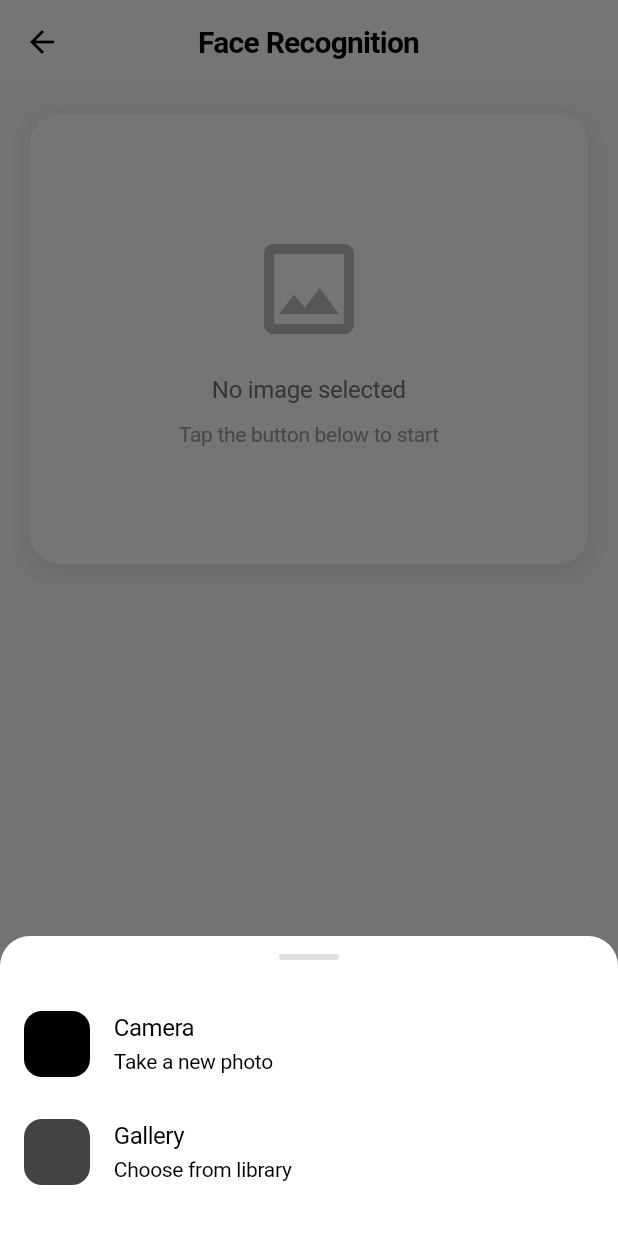
After one commit to ShahramMebashar/face-recognition-api, a Flutter app: the RecognizeScreen screen opened directly, after a tap on "Select Image", on a phone screen of 412 x 824 dp. The commit adds this screen. Run offline on Flutter 3.47's test engine with Material 3 defaults, Android fonts, the phone set to English and light mode, and no system bars; our stand-ins replace image_picker; network calls fail.

Commit message:
feat: Add face recognition functionality with image upload and processing

```diff
--- a/attendance/lib/screens/home_screen.dart
+++ b/attendance/lib/screens/home_screen.dart
@@ -8,6 +8,7 @@ import '../theme/app_theme.dart';
 import 'faces_screen.dart';
 import 'add_face_screen.dart';
 import 'live_attendance_screen.dart';
+import 'recognize_screen.dart';
 
 class HomeScreen extends StatefulWidget {
   final AttendanceApiService apiService;
@@ -130,7 +131,9 @@ class _HomeScreenState extends State<HomeScreen> {
   }
 
   Widget _buildQuickActions() {
-    return Row(
+    return Column(
+      children: [
+        Row(
           children: [
             Expanded(
               child: _QuickActionButton(
@@ -145,6 +148,17 @@ class _HomeScreenState extends State<HomeScreen> {
                 label: 'Live View',
                 icon: Icons.visibility_outlined,
                 onTap: () => _navigateToLive(),
+              ),
+            ),
+          ],
+        ),
+        const SizedBox(height: AppTheme.spacing12),
+        SizedBox(
+          width: double.infinity,
+          child: _QuickActionButton(
+            label: 'Recognize Face',
+            icon: Icons.face_retouching_natural,
+            onTap: () => _navigateToRecognize(),
           ),
         ),
       ],
@@ -272,6 +286,17 @@ class _HomeScreenState extends State<HomeScreen> {
       ),
     );
   }
+
+  void _navigateToRecognize() {
+    Navigator.push(
+      context,
+      MaterialPageRoute(
+        builder: (context) => RecognizeScreen(
+          apiBaseUrl: widget.apiService.baseUrl,
+        ),
+      ),
+    );
+  }
 }
 
 class _QuickActionButton extends StatelessWidget {
--- /dev/null
+++ b/attendance/lib/screens/recognize_screen.dart
@@ -0,0 +1,423 @@
+import 'package:flutter/material.dart';
+import 'package:image_picker/image_picker.dart';
+import 'dart:io';
+import '../services/attendance_api_service.dart';
+
+class RecognizeScreen extends StatefulWidget {
+  final String? apiBaseUrl;
+
+  const RecognizeScreen({
+    super.key,
+    this.apiBaseUrl,
+  });
+
+  @override
+  State<RecognizeScreen> createState() => _RecognizeScreenState();
+}
+
+class _RecognizeScreenState extends State<RecognizeScreen>
+    with SingleTickerProviderStateMixin {
+  final ImagePicker _picker = ImagePicker();
+  late final AttendanceApiService _apiService;
+
+  File? _selectedImage;
+  bool _isProcessing = false;
+  Map<String, dynamic>? _result;
+  late AnimationController _animationController;
+  late Animation<double> _fadeAnimation;
+
+  @override
+  void initState() {
+    super.initState();
+    final baseUrl = widget.apiBaseUrl ?? 'http://localhost:8080';
+    _apiService = AttendanceApiService(baseUrl: baseUrl);
+    _animationController = AnimationController(
+      vsync: this,
+      duration: const Duration(milliseconds: 600),
+    );
+    _fadeAnimation = Tween<double>(begin: 0.0, end: 1.0).animate(
+      CurvedAnimation(parent: _animationController, curve: Curves.easeIn),
+    );
+  }
+
+  @override
+  void dispose() {
+    _animationController.dispose();
+    _apiService.dispose();
+    super.dispose();
+  }
+
+  Future<void> _pickImage(ImageSource source) async {
+    try {
+      final XFile? image = await _picker.pickImage(
+        source: source,
+        maxWidth: 1920,
+        maxHeight: 1080,
+        imageQuality: 85,
+      );
+
+      if (image != null) {
+        setState(() {
+          _selectedImage = File(image.path);
+          _result = null;
+        });
+        _processImage();
+      }
+    } catch (e) {
+      _showErrorSnackBar('Failed to pick image: $e');
+    }
+  }
+
+  Future<void> _processImage() async {
+    if (_selectedImage == null) return;
+
+    setState(() {
+      _isProcessing = true;
+      _result = null;
+    });
+
+    try {
+      final response = await _apiService.recognizeFace(_selectedImage!.path);
+
+      setState(() {
+        _result = response;
+        _isProcessing = false;
+      });
+
+      _animationController.reset();
+      _animationController.forward();
+    } catch (e) {
+      setState(() {
+        _isProcessing = false;
+        _result = {
+          'success': false,
+          'authorized': false,
+          'message': 'Failed to process image: $e',
+        };
+      });
+      _animationController.reset();
+      _animationController.forward();
+    }
+  }
+
+  void _showErrorSnackBar(String message) {
+    ScaffoldMessenger.of(context).showSnackBar(
+      SnackBar(
+        content: Text(message),
+        backgroundColor: Colors.red.shade700,
+        behavior: SnackBarBehavior.floating,
+      ),
+    );
+  }
+
+  void _showImageSourceDialog() {
+    showModalBottomSheet(
+      context: context,
+      backgroundColor: Colors.transparent,
+      builder: (context) => Container(
+        decoration: BoxDecoration(
+          color: Theme.of(context).colorScheme.surface,
+          borderRadius: const BorderRadius.vertical(top: Radius.circular(20)),
+        ),
+        child: SafeArea(
+          child: Column(
+            mainAxisSize: MainAxisSize.min,
+            children: [
+              const SizedBox(height: 12),
+              Container(
+                width: 40,
+                height: 4,
+                decoration: BoxDecoration(
+                  color: Colors.grey.shade300,
+                  borderRadius: BorderRadius.circular(2),
+                ),
+              ),
+              const SizedBox(height: 20),
+              ListTile(
+                leading: Container(
+                  padding: const EdgeInsets.all(10),
+                  decoration: BoxDecoration(
+                    color: Theme.of(context).colorScheme.primaryContainer,
+                    borderRadius: BorderRadius.circular(12),
+                  ),
+                  child: Icon(
+                    Icons.camera_alt,
+                    color: Theme.of(context).colorScheme.primary,
+                  ),
+                ),
+                title: const Text('Camera'),
+                subtitle: const Text('Take a new photo'),
+                onTap: () {
+                  Navigator.pop(context);
+                  _pickImage(ImageSource.camera);
+                },
+              ),
+              ListTile(
+                leading: Container(
+                  padding: const EdgeInsets.all(10),
+                  decoration: BoxDecoration(
+                    color: Theme.of(context).colorScheme.secondaryContainer,
+                    borderRadius: BorderRadius.circular(12),
+                  ),
+                  child: Icon(
+                    Icons.photo_library,
+                    color: Theme.of(context).colorScheme.secondary,
+                  ),
+                ),
+                title: const Text('Gallery'),
+                subtitle: const Text('Choose from library'),
+                onTap: () {
+                  Navigator.pop(context);
+                  _pickImage(ImageSource.gallery);
+                },
+              ),
+              const SizedBox(height: 20),
+            ],
+          ),
+        ),
+      ),
+    );
+  }
+
+  @override
+  Widget build(BuildContext context) {
+    return Scaffold(
+      appBar: AppBar(
+        title: const Text('Face Recognition'),
+        centerTitle: true,
+      ),
+      body: SingleChildScrollView(
+        child: Column(
+          children: [
+            // Image Preview Section
+            Container(
+              margin: const EdgeInsets.all(20),
+              decoration: BoxDecoration(
+                color: Theme.of(context).colorScheme.surfaceContainerHighest,
+                borderRadius: BorderRadius.circular(20),
+                boxShadow: [
+                  BoxShadow(
+                    color: Colors.black.withOpacity(0.1),
+                    blurRadius: 10,
+                    offset: const Offset(0, 4),
+                  ),
+                ],
+              ),
+              child: ClipRRect(
+                borderRadius: BorderRadius.circular(20),
+                child: _selectedImage != null
+                    ? Image.file(
+                        _selectedImage!,
+                        height: 300,
+                        width: double.infinity,
+                        fit: BoxFit.cover,
+                      )
+                    : Container(
+                        height: 300,
+                        width: double.infinity,
+                        color: Theme.of(context)
+                            .colorScheme
+                            .surfaceContainerHighest,
+                        child: Column(
+                          mainAxisAlignment: MainAxisAlignment.center,
+                          children: [
+                            Icon(
+                              Icons.image_outlined,
+                              size: 80,
+                              color: Colors.grey.shade400,
+                            ),
+                            const SizedBox(height: 16),
+                            Text(
+                              'No image selected',
+                              style: TextStyle(
+                                fontSize: 16,
+                                color: Colors.grey.shade600,
+                              ),
+                            ),
+                            const SizedBox(height: 8),
+                            Text(
+                              'Tap the button below to start',
+                              style: TextStyle(
+                                fontSize: 14,
+                                color: Colors.grey.shade500,
+                              ),
+                            ),
+                          ],
+                        ),
+                      ),
+              ),
+            ),
+
+            // Processing Indicator
+            if (_isProcessing)
+              Padding(
+                padding: const EdgeInsets.all(20),
+                child: Column(
+                  children: [
+                    const CircularProgressIndicator(),
+                    const SizedBox(height: 16),
+                    Text(
+                      'Processing image...',
+                      style: TextStyle(
+                        fontSize: 16,
+                        color: Colors.grey.shade700,
+                      ),
+                    ),
+                  ],
+                ),
+              ),
+
+            // Result Card
+            if (_result != null && !_isProcessing)
+              FadeTransition(
+                opacity: _fadeAnimation,
+                child: Container(
+                  margin: const EdgeInsets.symmetric(horizontal: 20),
+                  padding: const EdgeInsets.all(24),
+                  decoration: BoxDecoration(
+                    color: _result!['authorized'] == true
+                        ? Colors.green.shade50
+                        : Colors.red.shade50,
+                    borderRadius: BorderRadius.circular(20),
+                    border: Border.all(
+                      color: _result!['authorized'] == true
+                          ? Colors.green.shade200
+                          : Colors.red.shade200,
+                      width: 2,
+                    ),
+                  ),
+                  child: Column(
+                    children: [
+                      // Status Icon
+                      Container(
+                        width: 80,
+                        height: 80,
+                        decoration: BoxDecoration(
+                          color: _result!['authorized'] == true
+                              ? Colors.green.shade100
+                              : Colors.red.shade100,
+                          shape: BoxShape.circle,
+                        ),
+                        child: Icon(
+                          _result!['authorized'] == true
+                              ? Icons.check_circle
+                              : Icons.cancel,
+                          size: 50,
+                          color: _result!['authorized'] == true
+                              ? Colors.green.shade700
+                              : Colors.red.shade700,
+                        ),
+                      ),
+                      const SizedBox(height: 20),
+
+                      // Status Title
+                      Text(
+                        _result!['authorized'] == true
+                            ? 'Authorized'
+                            : 'Unauthorized',
+                        style: TextStyle(
+                          fontSize: 24,
+                          fontWeight: FontWeight.bold,
+                          color: _result!['authorized'] == true
+                              ? Colors.green.shade900
+                              : Colors.red.shade900,
+                        ),
+                      ),
+                      const SizedBox(height: 12),
+
+                      // Person Name
+                      if (_result!['name'] != null &&
+                          _result!['name'].toString().isNotEmpty)
+                        Container(
+                          padding: const EdgeInsets.symmetric(
+                            horizontal: 16,
+                            vertical: 8,
+                          ),
+                          decoration: BoxDecoration(
+                            color: Colors.white,
+                            borderRadius: BorderRadius.circular(12),
+                          ),
+                          child: Row(
+                            mainAxisSize: MainAxisSize.min,
+                            children: [
+                              Icon(
+                                Icons.person,
+                                size: 20,
+                                color: Colors.grey.shade700,
+                              ),
+                              const SizedBox(width: 8),
+                              Text(
+                                _result!['name'].toString().toUpperCase(),
+                                style: const TextStyle(
+                                  fontSize: 18,
+                                  fontWeight: FontWeight.w600,
+                                  letterSpacing: 1.2,
+                                ),
+                              ),
+                            ],
+                          ),
+                        ),
+                      const SizedBox(height: 12),
+
+                      // Confidence Score
+                      if (_result!['confidence'] != null)
+                        Container(
+                          padding: const EdgeInsets.symmetric(
+                            horizontal: 16,
+                            vertical: 8,
+                          ),
+                          decoration: BoxDecoration(
+                            color: Colors.white,
+                            borderRadius: BorderRadius.circular(12),
+                          ),
+                          child: Row(
+                            mainAxisSize: MainAxisSize.min,
+                            children: [
+                              Icon(
+                                Icons.analytics_outlined,
+                                size: 20,
+                                color: Colors.grey.shade700,
+                              ),
+                              const SizedBox(width: 8),
+                              Text(
+                                'Confidence: ${_result!['confidence'].toStringAsFixed(1)}%',
+                                style: const TextStyle(
+                                  fontSize: 16,
+                                  fontWeight: FontWeight.w500,
+                                ),
+                              ),
+                            ],
+                          ),
+                        ),
+                      const SizedBox(height: 16),
+
+                      // Message
+                      if (_result!['message'] != null)
+                        Text(
+                          _result!['message'].toString(),
+                          textAlign: TextAlign.center,
+                          style: TextStyle(
+                            fontSize: 16,
+                            color: _result!['authorized'] == true
+                                ? Colors.green.shade800
+                                : Colors.red.shade800,
+                          ),
+                        ),
+                    ],
+                  ),
+                ),
+              ),
+
+            const SizedBox(height: 30),
+          ],
+        ),
+      ),
+      floatingActionButton: FloatingActionButton.extended(
+        onPressed: _isProcessing ? null : _showImageSourceDialog,
+        icon: const Icon(Icons.camera_alt),
+        label: const Text('Select Image'),
+      ),
+      floatingActionButtonLocation: FloatingActionButtonLocation.centerFloat,
+    );
+  }
+}
--- a/attendance/lib/services/attendance_api_service.dart
+++ b/attendance/lib/services/attendance_api_service.dart
@@ -182,6 +182,33 @@ class AttendanceApiService {
     }
   }
 
+  // Recognize face from image
+  Future<Map<String, dynamic>> recognizeFace(String imagePath) async {
+    try {
+      var request = http.MultipartRequest(
+        'POST',
+        Uri.parse('$baseUrl/api/attendance'),
+      );
+
+      request.files.add(await http.MultipartFile.fromPath(
+        'image',
+        imagePath,
+      ));
+
+      final streamedResponse = await request.send();
+      final response = await http.Response.fromStream(streamedResponse);
+
+      if (response.statusCode == 200) {
+        final data = json.decode(response.body);
+        return data;
+      }
+
+      throw Exception('Recognition failed: ${response.statusCode}');
+    } catch (e) {
+      throw Exception('Error recognizing face: $e');
+    }
+  }
+
   void dispose() {
     client.close();
   }
```
Lines whose indentation alone changed are shown as unchanged.
